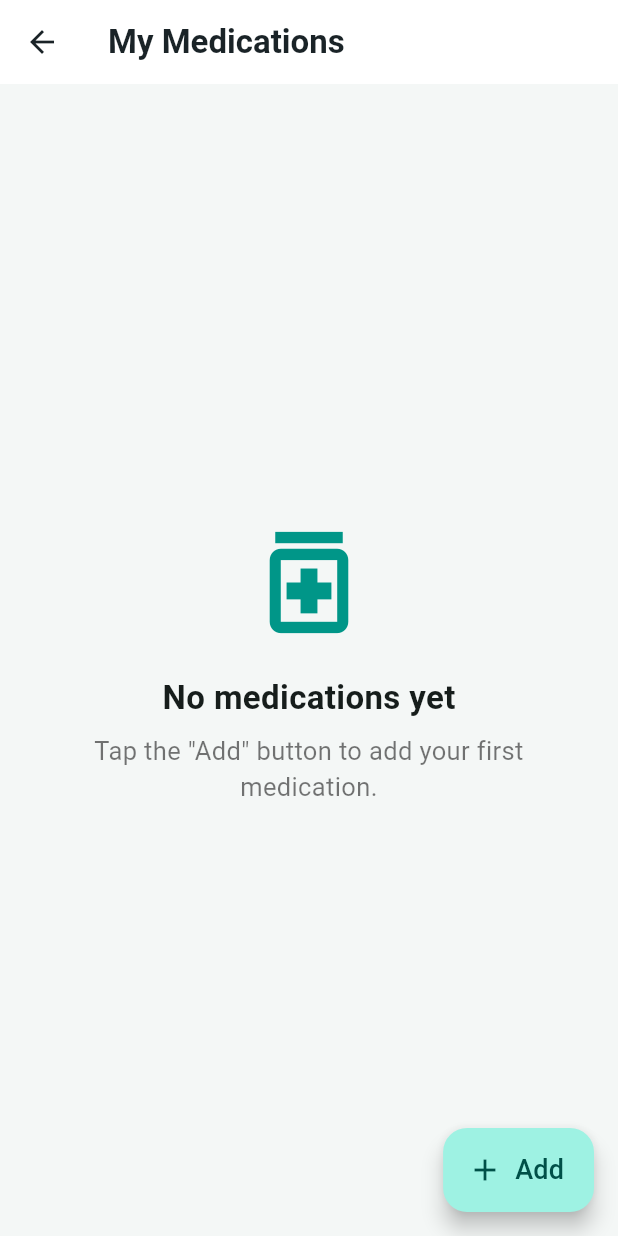
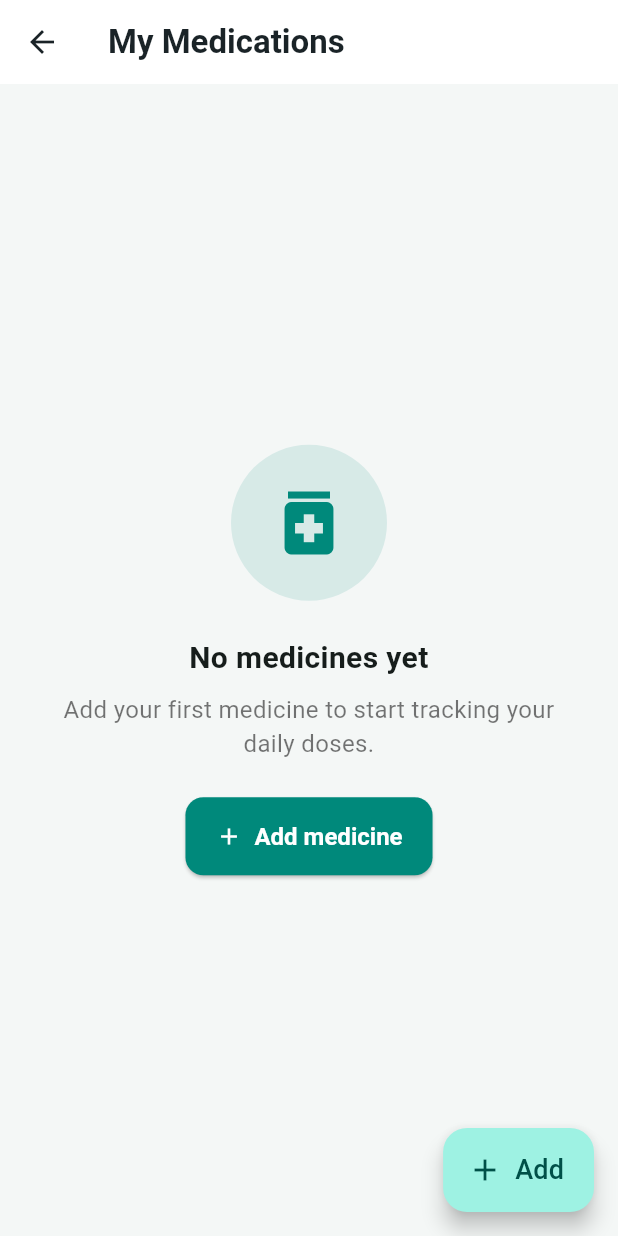
Before and after one commit to Lakindu99/mediassist, a Flutter app: the screen it shows once a user with an empty profile is signed in, after a tap on "My Medications", on a phone screen of 412 x 824 dp. Run offline on Flutter 3.47's test engine with Material 3 defaults, Android fonts, the phone set to English and light mode, and no system bars; our stand-ins replace cloud_firestore, firebase_auth, firebase_core, flutter_local_notifications, flutter_tts, share_plus and 2 more; accounts and stored records are empty.

Commit message:
Polish step 2: friendly empty states and loading states

```diff
--- /dev/null
+++ b/lib/core/widgets/state_widgets.dart
@@ -0,0 +1,84 @@
+import 'package:flutter/material.dart';
+import '../theme/app_theme.dart';
+
+/// A friendly, reassuring empty-state placeholder for elderly users.
+/// Shows a soft icon, a clear message, and (optionally) a guiding action —
+/// so a screen with no data never looks broken or confusing.
+class EmptyState extends StatelessWidget {
+  final IconData icon;
+  final String title;
+  final String message;
+  final Color? accent;
+  final String? actionLabel;
+  final VoidCallback? onAction;
+
+  const EmptyState({
+    super.key,
+    required this.icon,
+    required this.title,
+    required this.message,
+    this.accent,
+    this.actionLabel,
+    this.onAction,
+  });
+
+  @override
+  Widget build(BuildContext context) {
+    final color = accent ?? AppColors.teal;
+    return Center(
+      child: Padding(
+        padding: const EdgeInsets.all(AppSpacing.xl),
+        child: Column(
+          mainAxisAlignment: MainAxisAlignment.center,
+          children: [
+            Container(
+              padding: const EdgeInsets.all(24),
+              decoration: BoxDecoration(
+                color: color.withValues(alpha: 0.12),
+                shape: BoxShape.circle,
+              ),
+              child: Icon(icon, size: 56, color: color),
+            ),
+            const SizedBox(height: AppSpacing.lg),
+            Text(title,
+                textAlign: TextAlign.center,
+                style: const TextStyle(fontSize: 20, fontWeight: FontWeight.bold)),
+            const SizedBox(height: AppSpacing.sm),
+            Text(message,
+                textAlign: TextAlign.center,
+                style: const TextStyle(fontSize: 16, color: Colors.black54)),
+            if (actionLabel != null && onAction != null) ...[
+              const SizedBox(height: AppSpacing.lg),
+              ElevatedButton.icon(
+                onPressed: onAction,
+                icon: const Icon(Icons.add),
+                label: Text(actionLabel!, style: const TextStyle(fontSize: 16)),
+              ),
+            ],
+          ],
+        ),
+      ),
+    );
+  }
+}
+
+/// A consistent loading indicator with a short message, so a loading screen
+/// never looks blank or frozen.
+class LoadingState extends StatelessWidget {
+  final String message;
+  const LoadingState({super.key, this.message = 'Loading…'});
+
+  @override
+  Widget build(BuildContext context) {
+    return Center(
+      child: Column(
+        mainAxisAlignment: MainAxisAlignment.center,
+        children: [
+          const CircularProgressIndicator(),
+          const SizedBox(height: AppSpacing.md),
+          Text(message, style: const TextStyle(fontSize: 15, color: Colors.black54)),
+        ],
+      ),
+    );
+  }
+}
--- a/lib/features/medication/medication_list_screen.dart
+++ b/lib/features/medication/medication_list_screen.dart
@@ -1,5 +1,7 @@
 import 'package:flutter/material.dart';
 import '../../core/services/medication_service.dart';
+import '../../core/theme/app_theme.dart';
+import '../../core/widgets/state_widgets.dart';
 import '../../models/medication.dart';
 import 'medication_form_screen.dart';
 
@@ -11,12 +13,13 @@ class MedicationListScreen extends StatelessWidget {
   @override
   Widget build(BuildContext context) {
     final service = MedicationService();
+    void addMedication() => Navigator.of(context).push(
+          MaterialPageRoute(builder: (_) => const MedicationFormScreen()),
+        );
     return Scaffold(
       appBar: AppBar(title: const Text('My Medications', style: TextStyle(fontSize: 22))),
       floatingActionButton: FloatingActionButton.extended(
-        onPressed: () => Navigator.of(context).push(
-          MaterialPageRoute(builder: (_) => const MedicationFormScreen()),
-        ),
+        onPressed: addMedication,
         icon: const Icon(Icons.add),
         label: const Text('Add', style: TextStyle(fontSize: 18)),
       ),
@@ -24,7 +27,7 @@ class MedicationListScreen extends StatelessWidget {
         stream: service.watchMedications(),
         builder: (context, snapshot) {
           if (snapshot.connectionState == ConnectionState.waiting) {
-            return const Center(child: CircularProgressIndicator());
+            return const LoadingState(message: 'Loading your medicines…');
           }
           if (snapshot.hasError) {
             return const Center(
@@ -36,7 +39,16 @@ class MedicationListScreen extends StatelessWidget {
             );
           }
           final meds = snapshot.data ?? [];
-          if (meds.isEmpty) return _emptyState();
+          if (meds.isEmpty) {
+            return EmptyState(
+              icon: Icons.medication,
+              accent: AppColors.medications,
+              title: 'No medicines yet',
+              message: 'Add your first medicine to start tracking your daily doses.',
+              actionLabel: 'Add medicine',
+              onAction: addMedication,
+            );
+          }
           return ListView.builder(
             padding: const EdgeInsets.all(16),
             itemCount: meds.length,
@@ -44,27 +56,6 @@ class MedicationListScreen extends StatelessWidget {
                 _MedicationCard(medication: meds[index], service: service),
           );
         },
-      ),
-    );
-  }
-
-  Widget _emptyState() {
-    return const Center(
-      child: Column(
-        mainAxisAlignment: MainAxisAlignment.center,
-        children: [
-          Icon(Icons.medication_outlined, size: 90, color: Colors.teal),
-          SizedBox(height: 16),
-          Text('No medications yet',
-              style: TextStyle(fontSize: 22, fontWeight: FontWeight.bold)),
-          SizedBox(height: 8),
-          Padding(
-            padding: EdgeInsets.symmetric(horizontal: 32),
-            child: Text('Tap the "Add" button to add your first medication.',
-                textAlign: TextAlign.center,
-                style: TextStyle(fontSize: 17, color: Colors.black54)),
-          ),
-        ],
       ),
     );
   }
```
Also changed, not shown: lib/features/appointment/appointment_list_screen.dart (+17 -26 lines).
